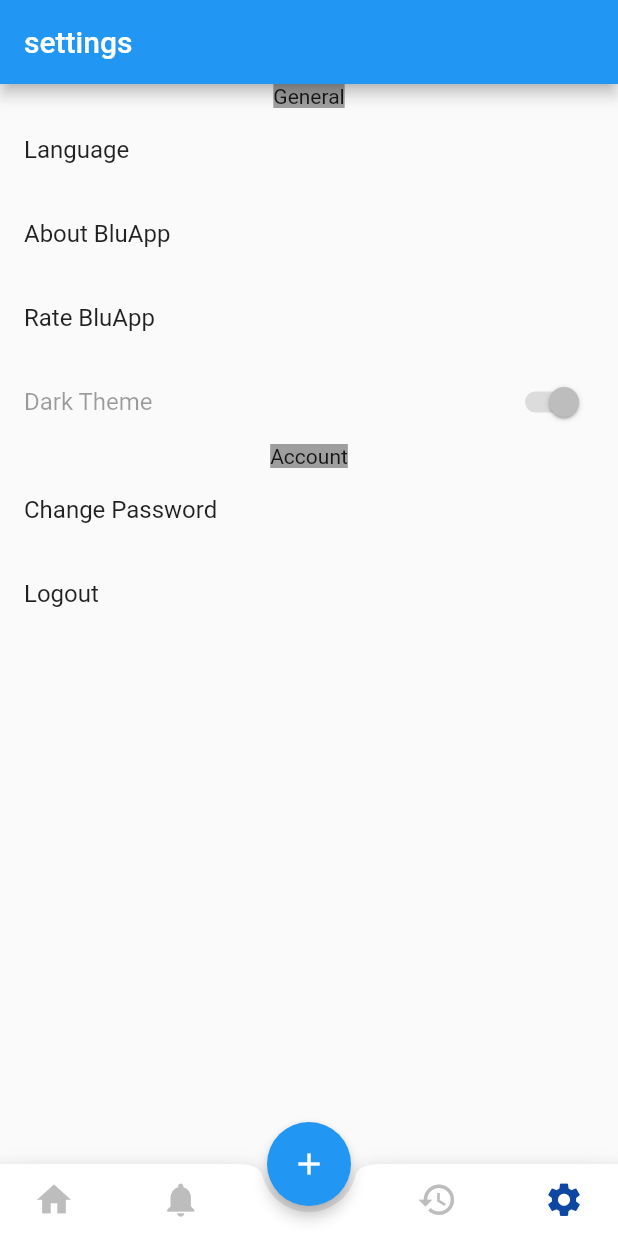
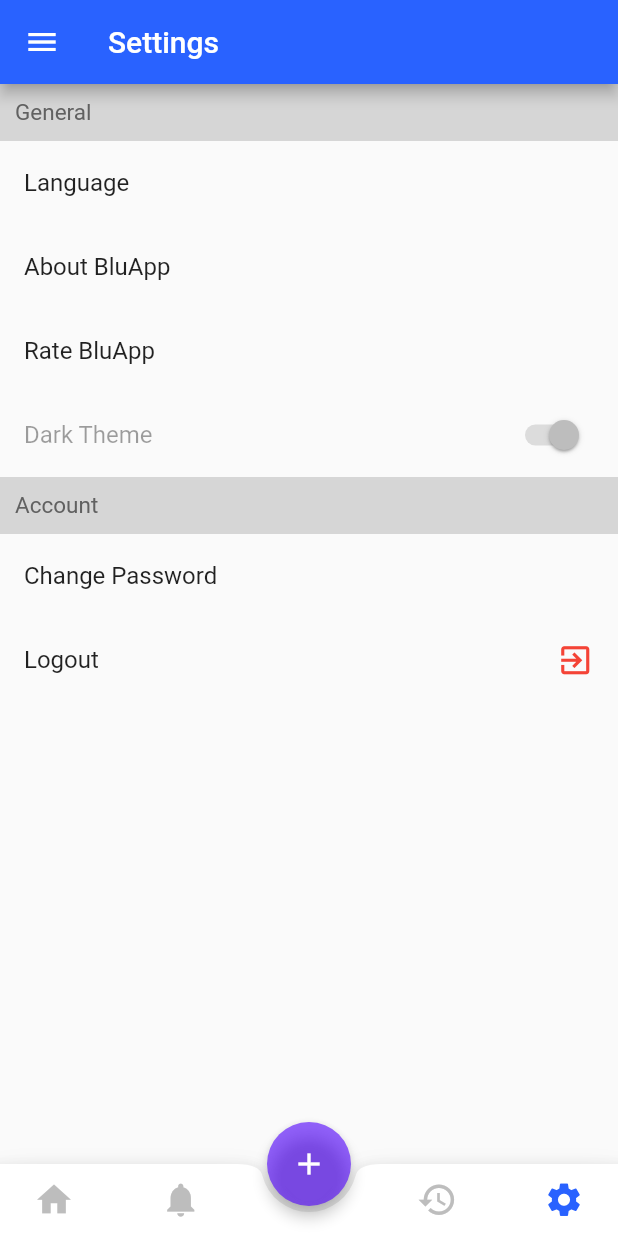
Before and after one commit to anandhakrishnanaji/Blu-Visitor-, a Flutter app: the screen it shows after launch, item 4 of the bottom bar chosen, on a phone screen of 412 x 824 dp. Run offline on Flutter 3.47's test engine with Material 2 defaults, Android fonts, the phone set to English and light mode, and no system bars; our stand-ins replace easy_localization.

Commit message:
hometab +settings tab ui

```diff
--- a/lib/main.dart
+++ b/lib/main.dart
@@ -7,7 +7,7 @@
 void main() {
   runApp(
     EasyLocalization(
-        supportedLocales: [Locale('en', 'US'), Locale('hi', 'IN')],
+        supportedLocales: [Locale('en', 'US')],
         path: 'assets/translations',
         fallbackLocale: Locale('en', 'US'),
         child: MyApp()),
@@ -21,15 +21,30 @@
 }
 
 class _MyAppState extends State<MyApp> {
+  Map<int, Color> color = {
+    50: Color.fromRGBO(80, 0, 255, .1),
+    100: Color.fromRGBO(80, 0, 255, .2),
+    200: Color.fromRGBO(80, 0, 255, .3),
+    300: Color.fromRGBO(80, 0, 255, .4),
+    400: Color.fromRGBO(80, 0, 255, .5),
+    500: Color.fromRGBO(80, 0, 255, .6),
+    600: Color.fromRGBO(80, 0, 255, .7),
+    700: Color.fromRGBO(80, 0, 255, .8),
+    800: Color.fromRGBO(80, 0, 255, .9),
+    900: Color.fromRGBO(80, 0, 255, 1),
+  };
   @override
   Widget build(BuildContext context) {
+    MaterialColor colorCustom = MaterialColor(0xFF2962FF, color);
+
     return MaterialApp(
+        debugShowCheckedModeBanner: false,
         localizationsDelegates: context.localizationDelegates,
         supportedLocales: context.supportedLocales,
         locale: context.locale,
         title: 'Blu Visitor App',
         theme: ThemeData(
-          primarySwatch: Colors.blue,
+          primarySwatch: colorCustom,
           visualDensity: VisualDensity.adaptivePlatformDensity,
         ),
         home: Home());
--- a/lib/pages/homePage.dart
+++ b/lib/pages/homePage.dart
@@ -27,13 +27,20 @@
     HistoryTab(),
     SettingsTab()
   ];
-  final List<String> title = ['home', 'notifications', 'history', 'settings'];
 
   @override
   Widget build(BuildContext context) {
+    print('title'.tr());
+    final List<String> title = [
+      'home'.tr(),
+      'notifications'.tr(),
+      'history'.tr(),
+      'settings'.tr()
+    ];
+
     return Scaffold(
       appBar: AppBar(
-        title: Text(title[selectedIndex]).tr(),
+        title: Text(title[selectedIndex]),
       ),
       body: _widgets[selectedIndex],
       floatingActionButtonLocation: FloatingActionButtonLocation.centerDocked,
@@ -60,7 +67,7 @@
                 icon: Icon(
                   Icons.home,
                   color: selectedIndex == 0
-                      ? Colors.blue.shade900
+                      ? Colors.blueAccent[700]
                       : Colors.grey.shade400,
                 ),
               ),
@@ -72,7 +79,7 @@
                 icon: Icon(
                   Icons.notifications,
                   color: selectedIndex == 1
-                      ? Colors.blue.shade900
+                      ? Colors.blueAccent[700]
                       : Colors.grey.shade400,
                 ),
               ),
@@ -87,7 +94,7 @@
                 icon: Icon(
                   Icons.history,
                   color: selectedIndex == 2
-                      ? Colors.blue.shade900
+                      ? Colors.blueAccent[700]
                       : Colors.grey.shade400,
                 ),
               ),
@@ -99,7 +106,7 @@
                 icon: Icon(
                   Icons.settings,
                   color: selectedIndex == 3
-                      ? Colors.blue.shade900
+                      ? Colors.blueAccent[700]
                       : Colors.grey.shade400,
                 ),
               ),
@@ -108,6 +115,7 @@
         ),
         shape: CircularNotchedRectangle(),
       ),
+      drawer: Drawer(child: Container(color: Colors.blue[100],),),
     );
   }
 }
--- a/lib/tabs/settingsTab.dart
+++ b/lib/tabs/settingsTab.dart
@@ -9,7 +9,14 @@
 
   final List<Map> _accsettingsList = [
     {'title': 'Change Password', 'trailing': null, 'onTap': null},
-    {'title': 'Logout', 'trailing': null, 'onTap': null},
+    {
+      'title': 'Logout',
+      'trailing': Icon(
+        Icons.exit_to_app,
+        color: Colors.red,size: 25,
+      ),
+      'onTap': null
+    },
   ];
   @override
   Widget build(BuildContext context) {
@@ -17,8 +24,13 @@
       child: Column(
         children: <Widget>[
           Container(
-            child: Text('General'),
-            decoration: BoxDecoration(color: Colors.grey),
+            padding: EdgeInsets.all(10),
+            width: double.infinity,
+            child: Text(
+              'General',
+              style: TextStyle(color: Colors.grey[700], fontSize: 15),
+            ),
+            decoration: BoxDecoration(color: Colors.grey[350]),
           ),
           ..._gensettingsList
               .map((e) => ListTile(
@@ -35,8 +47,13 @@
             title: Text('Dark Theme'),
           ),
           Container(
-            child: Text('Account'),
-            decoration: BoxDecoration(color: Colors.grey),
+            padding: EdgeInsets.all(10),
+            width: double.infinity,
+            child: Text(
+              'Account',
+              style: TextStyle(color: Colors.grey[700], fontSize: 15),
+            ),
+            decoration: BoxDecoration(color: Colors.grey[350]),
           ),
           ..._accsettingsList
               .map((e) => ListTile(
--- a/lib/widgets/notificationTile.dart
+++ b/lib/widgets/notificationTile.dart
@@ -26,7 +26,7 @@
           mainAxisAlignment: MainAxisAlignment.spaceBetween,
           children: <Widget>[
             Column(
-              children: <Widget>[Text('msg').tr(), Text(title), Text(message)],
+              children: <Widget>[Text('msg'.tr()), Text(title), Text(message)],
             ),
             Text(date)
           ],
--- a/pubspec.yaml
+++ b/pubspec.yaml
@@ -61,7 +61,7 @@
     - assets/images/search.jpg
     - assets/images/attendance.jpg
     - assets/images/barcode.jpg
-    - assets/images/inside.jpg
+    - assets/images/visitor.jpg
 
   # An image asset can refer to one or more resolution-specific "variants", see
   # https://flutter.dev/assets-and-images/#resolution-aware.
```
Also changed, not shown: assets/translations/en-US.json (+10 -1 lines), lib/tabs/homeTab.dart (+5 -2 lines), lib/widgets/homePageTile.dart (+17 -7 lines), assets/images/visitor.jpg (renamed from assets/images/inside.jpg).
